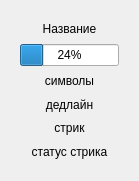
First picture: the form in UI template/project_widget.ui, repository nevskyforever/nfprogress, before the edit.
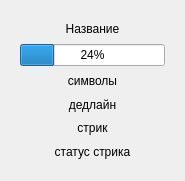
Second picture: the form after the edit.

Commit message: Подключен вывод информации о проекте и активация его элементоа

Patch:
```diff
--- a/UI template/project_widget.ui
+++ b/UI template/project_widget.ui
@@ -6,7 +6,7 @@
    <rect>
     <x>0</x>
     <y>0</y>
-    <width>139</width>
+    <width>185</width>
     <height>181</height>
    </rect>
   </property>
```
Left out of the diff: 4 changed lines with no effect on the pictures. The commit also changes 4 other files.
